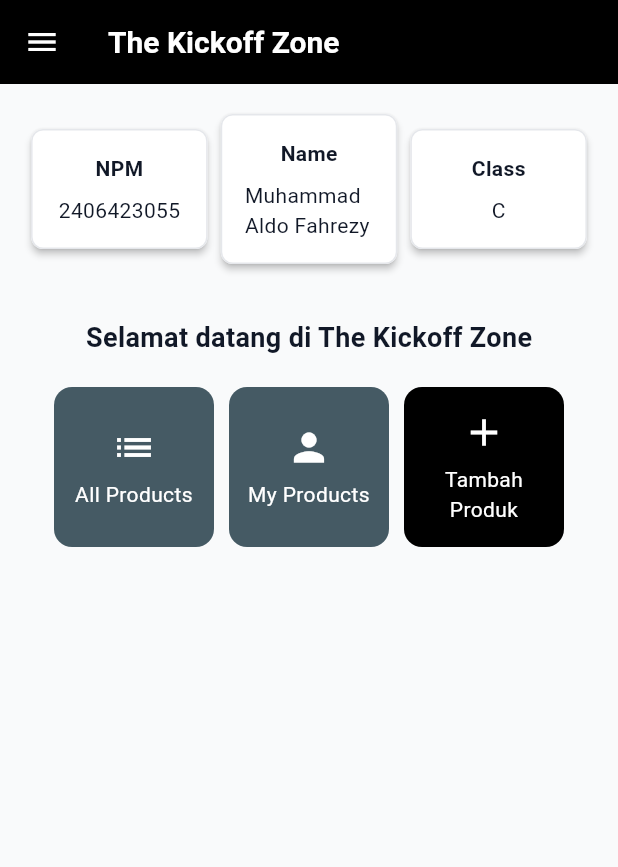
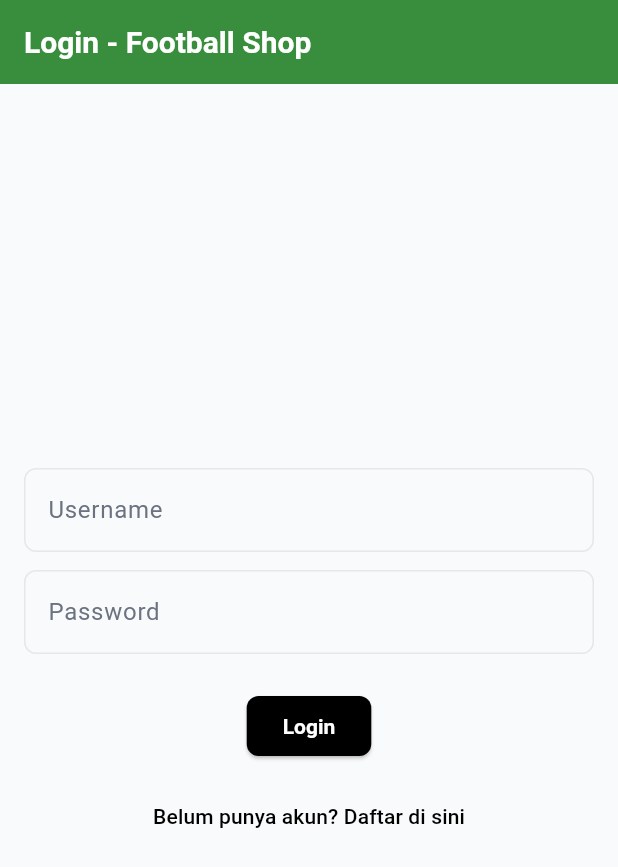
Before and after one commit to aldofahrezy/football-shop-mobile, a Flutter app: the screen it shows after launch, on a phone screen of 412 x 824 dp. Shown: the top 867 px of the screen. Run offline on Flutter 3.47's test engine with Material 3 defaults, Android fonts, the phone set to English and light mode, and no system bars; missing offline and left inert: pbp_django_auth.

```diff
--- a/lib/main.dart
+++ b/lib/main.dart
@@ -1,6 +1,8 @@
 import 'package:flutter/material.dart';
+import 'package:provider/provider.dart';
+import 'package:pbp_django_auth/pbp_django_auth.dart';
 import 'package:football_shop/themes/app_theme.dart';
-import 'menu.dart';
+import 'screens/login.dart';
 
 void main() {
   runApp(const MyApp());
@@ -11,10 +13,16 @@ class MyApp extends StatelessWidget {
 
   @override
   Widget build(BuildContext context) {
-    return MaterialApp(
-      title: 'The Kickoff Zone',
-      theme: appTheme,
-      home: MyHomePage(),
+    return Provider(
+      create: (_) {
+        CookieRequest request = CookieRequest();
+        return request;
+      },
+      child: MaterialApp(
+        title: 'Football Shop',
+        theme: appTheme,
+        home: const LoginPage(),
+      ),
     );
   }
 }
--- a/lib/menu.dart
+++ b/lib/menu.dart
@@ -1,6 +1,7 @@
 import 'package:flutter/material.dart';
 import 'product_form.dart';
 import 'widgets/left_drawer.dart';
+import 'screens/product_list.dart';
 
 class MyHomePage extends StatelessWidget {
   MyHomePage({super.key});
@@ -10,8 +11,7 @@ class MyHomePage extends StatelessWidget {
   final String kelas = "C"; //kelas
 
   final List<ItemHomepage> items = [
-    ItemHomepage("All Products", Icons.list, Colors.blueGrey.shade700),
-    ItemHomepage("My Products", Icons.person, Colors.blueGrey.shade700),
+    ItemHomepage("Lihat Produk", Icons.list, Colors.blueGrey.shade700),
     ItemHomepage("Tambah Produk", Icons.add, Colors.black),
   ];
 
@@ -54,13 +54,13 @@ class MyHomePage extends StatelessWidget {
                     ),
                   ),
 
-                  // Grid untuk menampilkan ItemCard dalam bentuk grid 3 kolom.
+                  // Grid untuk menampilkan ItemCard dalam bentuk grid 2 kolom.
                   GridView.count(
                     primary: true,
                     padding: const EdgeInsets.all(20),
                     crossAxisSpacing: 10,
                     mainAxisSpacing: 10,
-                    crossAxisCount: 3,
+                    crossAxisCount: 2,
                     // Agar grid menyesuaikan tinggi kontennya.
                     shrinkWrap: true,
 
@@ -137,15 +137,15 @@ class ItemCard extends StatelessWidget {
       child: InkWell(
         // Aksi ketika kartu ditekan.
         onTap: () {
-          // Menampilkan pesan SnackBar saat kartu ditekan.
-          ScaffoldMessenger.of(context)
-            ..hideCurrentSnackBar()
-            ..showSnackBar(
-              SnackBar(content: Text("Kamu telah menekan tombol ${item.name}")),
+          // Navigate to product list if "Lihat Produk"
+          if (item.name == "Lihat Produk") {
+            Navigator.push(
+              context,
+              MaterialPageRoute(builder: (context) => const ProductListPage()),
             );
-
+          }
           // Navigate to form if "Tambah Produk"
-          if (item.name == "Tambah Produk") {
+          else if (item.name == "Tambah Produk") {
             Navigator.push(
               context,
               MaterialPageRoute(builder: (context) => const ProductFormPage()),
--- /dev/null
+++ b/lib/screens/login.dart
@@ -0,0 +1,116 @@
+import 'package:flutter/material.dart';
+import 'package:pbp_django_auth/pbp_django_auth.dart';
+import 'package:provider/provider.dart';
+import 'register.dart';
+import '../menu.dart';
+
+class LoginPage extends StatefulWidget {
+  const LoginPage({super.key});
+
+  @override
+  State<LoginPage> createState() => _LoginPageState();
+}
+
+class _LoginPageState extends State<LoginPage> {
+  final TextEditingController _usernameController = TextEditingController();
+  final TextEditingController _passwordController = TextEditingController();
+
+  @override
+  Widget build(BuildContext context) {
+    final request = context.watch<CookieRequest>();
+
+    return Scaffold(
+      appBar: AppBar(
+        title: const Text('Login - Football Shop'),
+        backgroundColor: Colors.green[700],
+      ),
+      body: Container(
+        padding: const EdgeInsets.all(16.0),
+        child: Column(
+          mainAxisAlignment: MainAxisAlignment.center,
+          children: [
+            TextField(
+              controller: _usernameController,
+              decoration: const InputDecoration(
+                labelText: 'Username',
+                border: OutlineInputBorder(),
+              ),
+            ),
+            const SizedBox(height: 12.0),
+            TextField(
+              controller: _passwordController,
+              decoration: const InputDecoration(
+                labelText: 'Password',
+                border: OutlineInputBorder(),
+              ),
+              obscureText: true,
+            ),
+            const SizedBox(height: 24.0),
+            ElevatedButton(
+              onPressed: () async {
+                String username = _usernameController.text;
+                String password = _passwordController.text;
+
+                // Cek kredensial
+                // TODO: Ganti URL dan jangan lupa tambahkan trailing slash (/) di akhir URL!
+                // Untuk menyambungkan Android emulator dengan Django pada localhost,
+                // gunakan URL http://10.0.2.2/
+                final response = await request.login(
+                  "http://10.0.2.2:8000/auth/login/",
+                  {'username': username, 'password': password},
+                );
+
+                if (request.loggedIn) {
+                  String message = response['message'];
+                  String uname = response['username'];
+                  if (context.mounted) {
+                    Navigator.pushReplacement(
+                      context,
+                      MaterialPageRoute(builder: (context) => MyHomePage()),
+                    );
+                    ScaffoldMessenger.of(context)
+                      ..hideCurrentSnackBar()
+                      ..showSnackBar(
+                        SnackBar(
+                          content: Text("$message Selamat datang, $uname."),
+                        ),
+                      );
+                  }
+                } else {
+                  if (context.mounted) {
+                    showDialog(
+                      context: context,
+                      builder: (context) => AlertDialog(
+                        title: const Text('Login Gagal'),
+                        content: Text(response['message']),
+                        actions: [
+                          TextButton(
+                            child: const Text('OK'),
+                            onPressed: () {
+                              Navigator.pop(context);
+                            },
+                          ),
+                        ],
+                      ),
+                    );
+                  }
+                }
+              },
+              child: const Text('Login'),
+            ),
+            const SizedBox(height: 12.0),
+            TextButton(
+              onPressed: () {
+                Navigator.push(
+                  context,
+                  MaterialPageRoute(builder: (context) => const RegisterPage()),
+                );
+              },
+              child: const Text('Belum punya akun? Daftar di sini'),
+            ),
+          ],
+        ),
+      ),
+    );
+  }
+}
--- a/pubspec.yaml
+++ b/pubspec.yaml
@@ -34,6 +34,9 @@ dependencies:
   # The following adds the Cupertino Icons font to your application.
   # Use with the CupertinoIcons class for iOS style icons.
   cupertino_icons: ^1.0.8
+  provider: ^6.1.5+1
+  pbp_django_auth: ^0.4.0
+  http: ^1.6.0
 
 dev_dependencies:
   flutter_test:
```
Also changed, not shown: lib/models/product.dart (added, +47 -0 lines), lib/product_form.dart (+38 -38 lines), lib/screens/product_detail.dart (added, +75 -0 lines), lib/screens/product_list.dart (added, +87 -0 lines), lib/screens/register.dart (added, +130 -0 lines), lib/widgets/left_drawer.dart (+38 -0 lines), lib/widgets/product_card.dart (added, +49 -0 lines), pubspec.lock, 3 other files.
